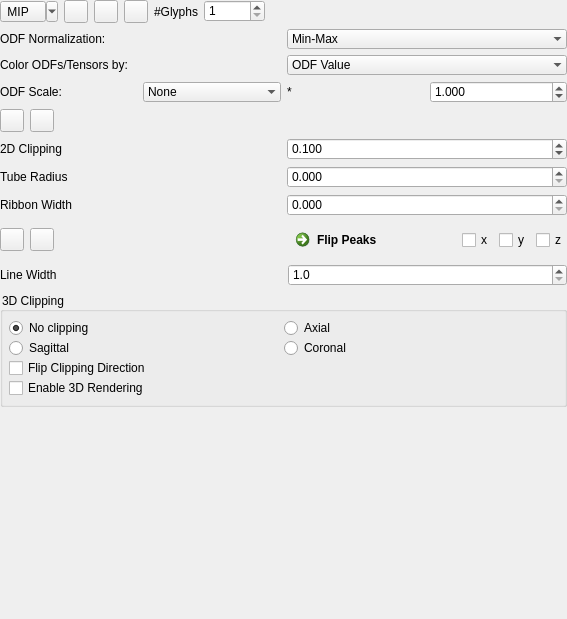
First picture: the form in Plugins/org.mitk.gui.qt.diffusionimaging.controls/src/internal/QmitkControlVisualizationPropertiesViewControls.ui, repository MIC-DKFZ/MITK-Diffusion, before the edit.
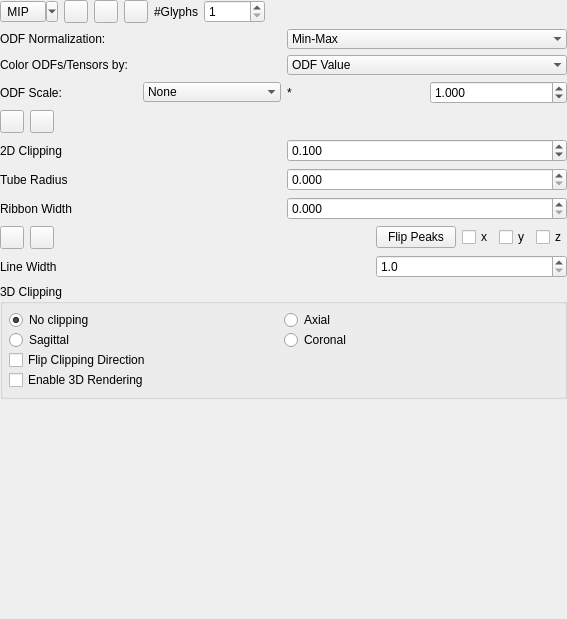
Second picture: the form after the edit. Icons and pictures are not drawn.

Commit message: Use theme-conform buttons and styles in views

Diff of the .ui file:
```diff
--- a/Plugins/org.mitk.gui.qt.diffusionimaging.controls/src/internal/QmitkControlVisualizationPropertiesViewControls.ui
+++ b/Plugins/org.mitk.gui.qt.diffusionimaging.controls/src/internal/QmitkControlVisualizationPropertiesViewControls.ui
@@ -25,15 +25,6 @@
   <property name="windowTitle">
    <string>QmitkTemplate</string>
   </property>
-  <property name="styleSheet">
-   <string>QCommandLinkButton:disabled {
-  border: none;
-}
-
-QGroupBox {
-  background-color: transparent;
-}</string>
-  </property>
   <layout class="QVBoxLayout" name="verticalLayout_4">
    <property name="leftMargin">
     <number>0</number>
@@ -729,7 +720,7 @@
           </widget>
          </item>
          <item row="1" column="1">
-          <widget class="QCommandLinkButton" name="m_FlipPeaksButton">
+          <widget class="QPushButton" name="m_FlipPeaksButton">
            <property name="sizePolicy">
             <sizepolicy hsizetype="Minimum" vsizetype="Preferred">
              <horstretch>0</horstretch>
```
The commit also changes 36 other files.
